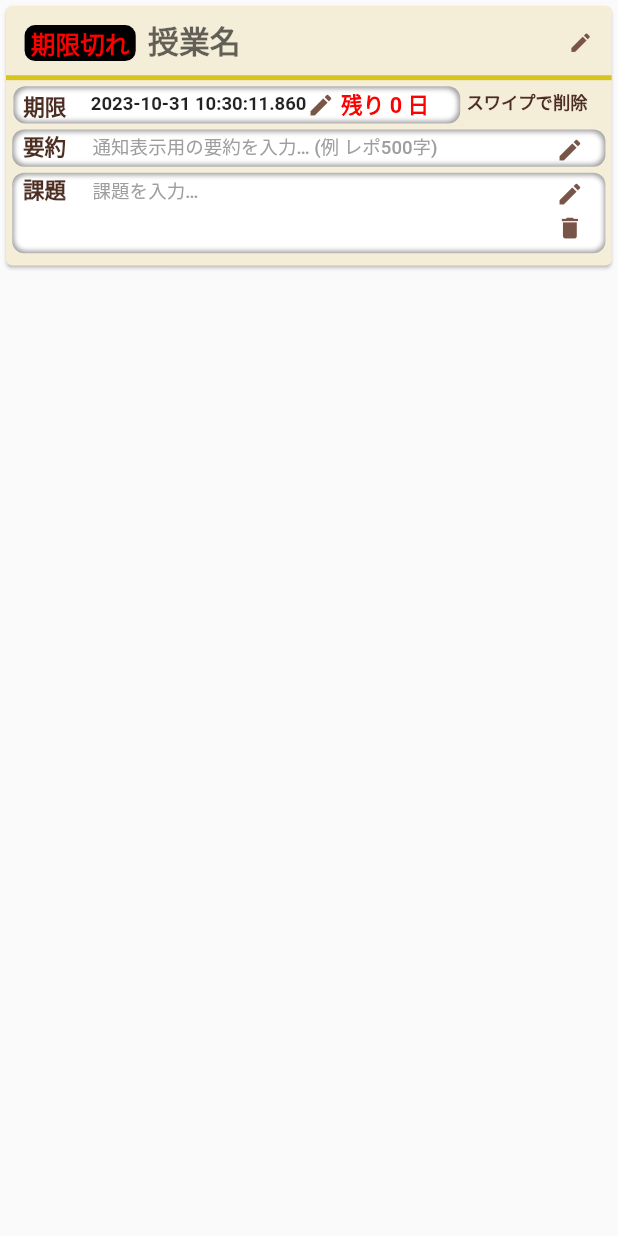
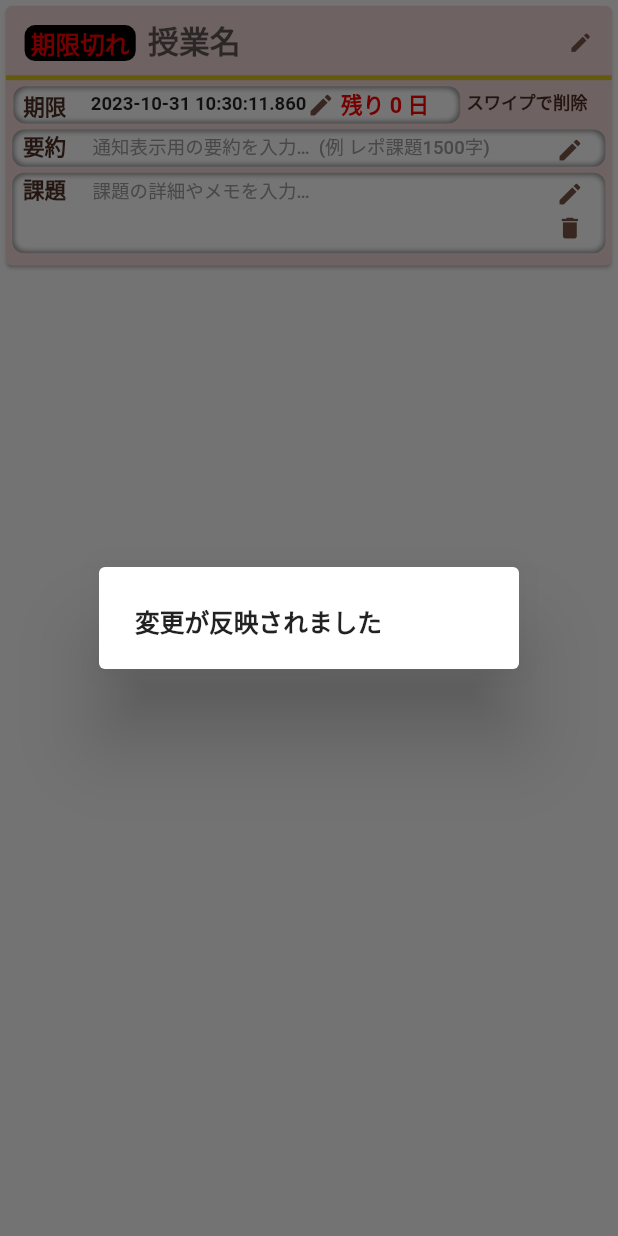
Before and after one commit to aozora-asu/wasedule, a Flutter app: the DataCard widget shown alone on an empty page, opened directly with empty values, after a tap on the "edit" icon, on a phone screen of 412 x 824 dp. Run offline on Flutter 3.47's test engine with Material 2 defaults, Android fonts, the phone set to English and light mode, and no system bars; our stand-ins replace google_fonts, sqflite, table_calendar; accounts and stored records are empty.

Commit message:
色味の調整、変更ポップアップ追加

```diff
--- a/lib/frontend/colors.dart
+++ b/lib/frontend/colors.dart
@@ -4,3 +4,5 @@ import 'package:flutter/material.dart';
 
 const MAIN_COLOR = Color.fromARGB(255, 142, 23, 40);
 const ACCENT_COLOR = Color.fromARGB(255, 215, 196, 28);
+const WIDGET_COLOR =  Color.fromARGB(255, 241, 213, 213);
+const BACKGROUND_COLOR = Color.fromARGB(255, 255, 255, 255);
--- a/lib/frontend/screens/pages/task_page.dart
+++ b/lib/frontend/screens/pages/task_page.dart
@@ -5,6 +5,7 @@ import 'package:google_fonts/google_fonts.dart';
 import 'package:intl/date_symbol_data_local.dart';
 import 'package:table_calendar/table_calendar.dart';
 import 'package:flutter/widgets.dart';
+import 'dart:async';
 
 import '../../size_config.dart';
 import '../../colors.dart';
@@ -34,6 +35,7 @@ class _TaskPageState extends State<TaskPage> {
   @override
   Widget build(BuildContext context) {
     return Scaffold(
+      backgroundColor: BACKGROUND_COLOR,
       body: Center(
         child: FutureBuilder<Map<String, dynamic>>(
           future: events,
@@ -130,10 +132,10 @@ class _DataCardState extends State<DataCard> {
 //カード本体//////////////////////////////////////////////////////////////////////////////////////////////////////////////////////////////
       children: <Widget>[
         ClipRRect(
-          borderRadius: BorderRadius.circular(1.0),
+          borderRadius: BorderRadius.circular(5.0),
           child: Card(
-            color: Color.fromARGB(255, 244, 237, 216),
-            child: SizedBox(
+            color: WIDGET_COLOR,//Color.fromARGB(255, 244, 237, 216),
+             child: SizedBox(
               height: SizeConfig.blockSizeHorizontal! * 42,
               width: SizeConfig.blockSizeHorizontal! * 98,
               child: Column(
@@ -172,6 +174,7 @@ class _DataCardState extends State<DataCard> {
                                 setState(() {
                                   String userInput1 = _controller1.text;
                                 });
+                                showAutoDismissiblePopup(context);
                               },
                               child: Container(
                                 width: SizeConfig.blockSizeHorizontal! * 4,
@@ -269,6 +272,7 @@ class _DataCardState extends State<DataCard> {
                                 setState(() {
                                   String userInput3 = _controller3.text;
                                 });
+                                showAutoDismissiblePopup(context);
                               },
                               child: Container(
                                 width: SizeConfig.blockSizeHorizontal! * 4.5,
@@ -375,7 +379,7 @@ class _DataCardState extends State<DataCard> {
                                   //String userInput = _controller2.text;// テキストが変更された際の処理
                                   //},
                                   decoration:  InputDecoration(
-                                    hintText: "通知表示用の要約を入力… (例 レポ500字)",
+                                    hintText: "通知表示用の要約を入力…  (例 レポ課題1500字)",
                                     border: InputBorder.none,
                                     contentPadding: EdgeInsets.only(bottom: SizeConfig.blockSizeHorizontal! * 3.2),
                                     hintStyle: TextStyle(
@@ -397,6 +401,7 @@ class _DataCardState extends State<DataCard> {
                                 setState(() {
                                   String userInput5 = _controller5.text;
                                 });
+                                showAutoDismissiblePopup(context);
                               },
                               child: Container(
                                 width: SizeConfig.blockSizeHorizontal! * 4.5,
@@ -488,14 +493,13 @@ class _DataCardState extends State<DataCard> {
                                   //String userInput = _controller2.text;// テキストが変更された際の処理
                                   //},
                                   decoration: const InputDecoration(
-                                    hintText: "課題を入力…",
+                                    hintText: "課題の詳細やメモを入力…",
                                     border: InputBorder.none,
                                     contentPadding: EdgeInsets.only(top: 0),
                                     hintStyle: TextStyle(
                                       color: Colors.grey,
                                       fontWeight: FontWeight.w500
                                       ),
-                                    //alignLabelWithHint: true,
                                   ),
                                 ),
                               ),
@@ -512,6 +516,7 @@ class _DataCardState extends State<DataCard> {
                                 setState(() {
                                   String userInput2 = _controller2.text;
                                 });
+                                showAutoDismissiblePopup(context);
                               },
                               child: Container(
                                 width: SizeConfig.blockSizeHorizontal! * 4.5,
@@ -578,6 +583,9 @@ class _DataCardState extends State<DataCard> {
   String Titlename() {
     return _controller1.text;
   }
+
+
+
 
   ButtonSwitching() {
     if (widget.isDone == true) {
@@ -747,3 +755,28 @@ class _DataCardState extends State<DataCard> {
     super.dispose();
   }
 }
+
+
+    void showAutoDismissiblePopup(BuildContext context) {
+    showDialog(
+      context: context,
+      builder: (BuildContext context) {
+        Timer(Duration(seconds: 2), () {
+          Navigator.of(context).pop();
+        });
+
+        return
+        Align(
+          alignment: Alignment.bottomCenter,
+          child:AlertDialog(
+          title: Text('変更が反映されました',
+          style: TextStyle(
+                fontSize: SizeConfig.blockSizeHorizontal! * 4,
+                fontWeight: FontWeight.w700,
+              ),
+          ),
+          )
+        );
+      },
+    );
+  }
```
Also changed, not shown: 1 other file.
